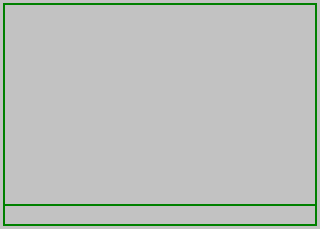
Before: the Qt Designer form branches/macjariel/client/chatwidget.ui in kubos741/kbang, drawn with Qt 5.
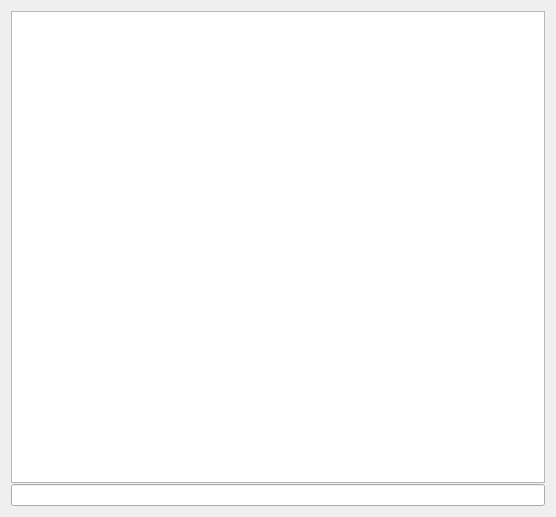
After: the same form once the commit is applied.

Commit message: Color change in client.

The edit to the form file:
```diff
--- a/branches/macjariel/client/chatwidget.ui
+++ b/branches/macjariel/client/chatwidget.ui
@@ -5,8 +5,8 @@
    <rect>
     <x>0</x>
     <y>0</y>
-    <width>320</width>
-    <height>229</height>
+    <width>556</width>
+    <height>517</height>
    </rect>
   </property>
   <property name="sizePolicy" >
@@ -18,80 +18,22 @@
   <property name="windowTitle" >
    <string>Form</string>
   </property>
-  <property name="styleSheet" >
-   <string notr="true" />
-  </property>
   <layout class="QVBoxLayout" name="verticalLayout" >
    <property name="spacing" >
-    <number>0</number>
+    <number>1</number>
    </property>
-   <property name="margin" >
-    <number>0</number>
-   </property>
    <item>
-    <widget class="QFrame" name="frame" >
-     <property name="styleSheet" >
-      <string notr="true" >QFrame#frame
-{
-	background-color: rgba(0, 0, 0, 48);
-    border: 0px;
-    padding: 0px;
-    margin: 0px;
-}
-
-QWidget
-{
-	background-color: transparent;
-}</string>
+    <widget class="QTextBrowser" name="mp_chatView" >
+     <property name="horizontalScrollBarPolicy" >
+      <enum>Qt::ScrollBarAsNeeded</enum>
      </property>
-     <property name="frameShape" >
-      <enum>QFrame::StyledPanel</enum>
+    </widget>
+   </item>
+   <item>
+    <widget class="QLineEdit" name="mp_messageBox" >
+     <property name="frame" >
+      <bool>true</bool>
      </property>
-     <layout class="QVBoxLayout" name="verticalLayout_2" >
-      <property name="spacing" >
-       <number>0</number>
-      </property>
-      <property name="margin" >
-       <number>3</number>
-      </property>
-      <item>
-       <widget class="QTextBrowser" name="mp_chatView" >
-        <property name="focusPolicy" >
-         <enum>Qt::NoFocus</enum>
-        </property>
-        <property name="layoutDirection" >
-         <enum>Qt::LeftToRight</enum>
-        </property>
-        <property name="styleSheet" >
-         <string notr="true" >padding:1px;
-margin: 0;
-border: 2px solid rgb(0, 128, 0);
-border-bottom-width: 0;
-color: white;</string>
-        </property>
-        <property name="frameShape" >
-         <enum>QFrame::StyledPanel</enum>
-        </property>
-        <property name="lineWidth" >
-         <number>3</number>
-        </property>
-        <property name="horizontalScrollBarPolicy" >
-         <enum>Qt::ScrollBarAlwaysOff</enum>
-        </property>
-       </widget>
-      </item>
-      <item>
-       <widget class="QLineEdit" name="mp_messageBox" >
-        <property name="styleSheet" >
-         <string notr="true" >border: 2px solid rgb(0, 128, 0);
-margin: 0;
-padding: 1px;
-color: white
-</string>
-        </property>
-       </widget>
-      </item>
-     </layout>
     </widget>
    </item>
   </layout>
```
The commit also changes 16 other files.
